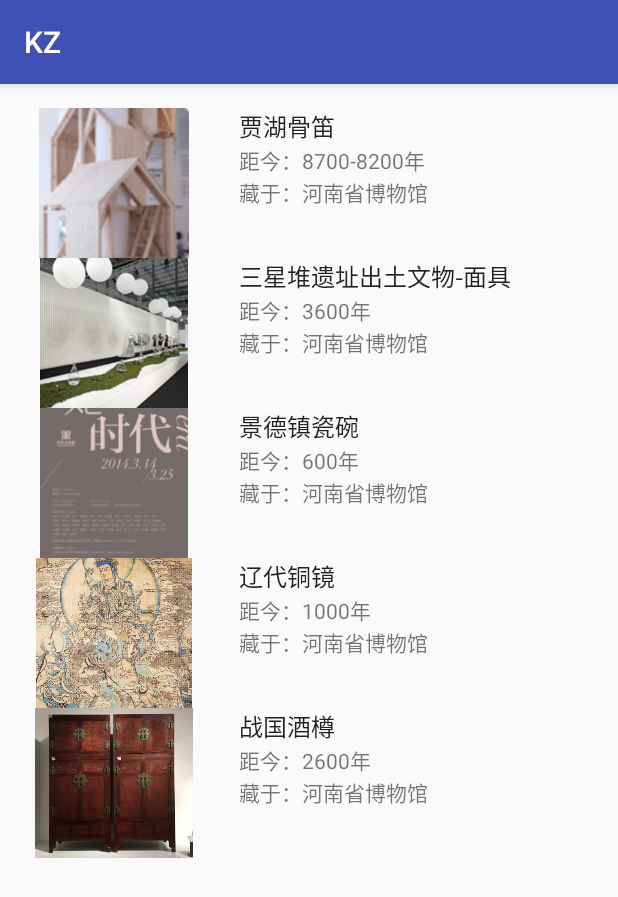
After one commit to a672399171/KZ, an Android app: the ReadNfcActivity screen opened directly, with no data from a screen before it, on a phone screen of 412 x 824 dp. The commit adds this screen. Shown: the top 897 px of the screen. Run offline under Robolectric (Android 15) with nearby library versions, the phone set to English and light mode, and no system bars.

Commit message:
finish nfc read page

```diff
--- a/app/src/main/AndroidManifest.xml
+++ b/app/src/main/AndroidManifest.xml
@@ -27,7 +27,8 @@
         <activity android:name=".NFCActivity" />
         <activity android:name=".DetailActivity" />
         <activity android:name=".OutTicketActivity" />
-        <activity android:name=".BuyTicketActivity"></activity>
+        <activity android:name=".BuyTicketActivity" />
+        <activity android:name=".ReadNfcActivity"></activity>
     </application>
 
 </manifest>
--- /dev/null
+++ b/app/src/main/java/cn/zzuzl/kz/ReadNfcActivity.java
@@ -0,0 +1,47 @@
+package cn.zzuzl.kz;
+
+import android.support.v7.app.AppCompatActivity;
+import android.os.Bundle;
+import android.support.v7.widget.LinearLayoutManager;
+import android.support.v7.widget.RecyclerView;
+import android.support.v7.widget.helper.ItemTouchHelper;
+
+import java.util.ArrayList;
+import java.util.List;
+
+import cn.zzuzl.kz.adapter.NfcListAdapter;
+import cn.zzuzl.kz.adapter.PicTxtAdapter;
+import cn.zzuzl.kz.vo.NfcItemVo;
+import cn.zzuzl.kz.vo.PicTxtVO;
+
+public class ReadNfcActivity extends AppCompatActivity {
+    private RecyclerView mRecyclerView;
+    private RecyclerView.Adapter mAdapter;
+    private RecyclerView.LayoutManager mLayoutManager;
+
+    @Override
+    protected void onCreate(Bundle savedInstanceState) {
+        super.onCreate(savedInstanceState);
+        setContentView(R.layout.activity_read_nfc);
+
+        initRecyclerView();
+    }
+
+    // 初始化列表
+    private void initRecyclerView() {
+        mRecyclerView = (RecyclerView) findViewById(R.id.recycleView);
+        mLayoutManager = new LinearLayoutManager(this, LinearLayoutManager.VERTICAL, false);
+        mRecyclerView.setLayoutManager(mLayoutManager);
+
+        List<NfcItemVo> dataSet = new ArrayList<NfcItemVo>();
+        dataSet.add(new NfcItemVo(R.drawable.ic_icon_0, "贾湖骨笛", "距今：8700-8200年", "藏于：河南省博物馆"));
+        dataSet.add(new NfcItemVo(R.drawable.ic_icon_1, "三星堆遗址出土文物-面具", "距今：3600年", "藏于：河南省博物馆"));
+        dataSet.add(new NfcItemVo(R.drawable.ic_icon_2, "景德镇瓷碗", "距今：600年", "藏于：河南省博物馆"));
+        dataSet.add(new NfcItemVo(R.drawable.ic_icon_3, "辽代铜镜", "距今：1000年", "藏于：河南省博物馆"));
+        dataSet.add(new NfcItemVo(R.drawable.ic_icon_4, "战国酒樽", "距今：2600年", "藏于：河南省博物馆"));
+        mAdapter = new NfcListAdapter(dataSet);
+        // 设置间隔
+        // mRecyclerView.addItemDecoration(new SpaceItemDecoration(100));
+        mRecyclerView.setAdapter(mAdapter);
+    }
+}
--- /dev/null
+++ b/app/src/main/java/cn/zzuzl/kz/adapter/NfcListAdapter.java
@@ -0,0 +1,59 @@
+package cn.zzuzl.kz.adapter;
+
+import android.support.v7.widget.RecyclerView;
+import android.view.LayoutInflater;
+import android.view.View;
+import android.view.ViewGroup;
+import android.widget.ImageView;
+import android.widget.TextView;
+import java.util.List;
+import cn.zzuzl.kz.R;
+import cn.zzuzl.kz.vo.NfcItemVo;
+
+/**
+ * Created by Administrator on 2016/10/21.
+ */
+public class NfcListAdapter extends RecyclerView.Adapter<NfcListAdapter.ViewHolder> {
+    private List<NfcItemVo> mDataset;
+
+    public static class ViewHolder extends RecyclerView.ViewHolder {
+        public TextView mTitleView;
+        public TextView mTitleView1;
+        public TextView mTitleView2;
+        public ImageView mImageView;
+
+        public ViewHolder(View v) {
+            super(v);
+            mTitleView = (TextView) v.findViewById(R.id.title);
+            mTitleView1 = (TextView) v.findViewById(R.id.title1);
+            mTitleView2 = (TextView) v.findViewById(R.id.title2);
+            mImageView = (ImageView) v.findViewById(R.id.image);
+        }
+    }
+
+    public NfcListAdapter(List<NfcItemVo> myDataset) {
+        mDataset = myDataset;
+    }
+
+    @Override
+    public NfcListAdapter.ViewHolder onCreateViewHolder(ViewGroup parent,
+                                                        int viewType) {
+        // create a new view
+        View v = LayoutInflater.from(parent.getContext())
+                .inflate(R.layout.read_nfc_list, parent, false);
+        return new ViewHolder(v);
+    }
+
+    @Override
+    public void onBindViewHolder(ViewHolder holder, int position) {
+        holder.mTitleView.setText(mDataset.get(position).getTitle());
+        holder.mTitleView1.setText(mDataset.get(position).getTitle1());
+        holder.mTitleView2.setText(mDataset.get(position).getTitle2());
+        holder.mImageView.setImageResource(mDataset.get(position).getSrc());
+    }
+
+    @Override
+    public int getItemCount() {
+        return mDataset.size();
+    }
+}
--- /dev/null
+++ b/app/src/main/java/cn/zzuzl/kz/vo/NfcItemVo.java
@@ -0,0 +1,50 @@
+package cn.zzuzl.kz.vo;
+
+/**
+ * Created by Administrator on 2016/10/21.
+ */
+public class NfcItemVo {
+    private Integer src;
+    private String title;
+    private String title1;
+    private String title2;
+
+    public NfcItemVo(Integer src, String title, String title1, String title2) {
+        this.src = src;
+        this.title = title;
+        this.title1 = title1;
+        this.title2 = title2;
+    }
+
+    public String getTitle() {
+        return title;
+    }
+
+    public void setTitle(String title) {
+        this.title = title;
+    }
+
+    public Integer getSrc() {
+        return src;
+    }
+
+    public void setSrc(Integer src) {
+        this.src = src;
+    }
+
+    public String getTitle1() {
+        return title1;
+    }
+
+    public void setTitle1(String title1) {
+        this.title1 = title1;
+    }
+
+    public String getTitle2() {
+        return title2;
+    }
+
+    public void setTitle2(String title2) {
+        this.title2 = title2;
+    }
+}
--- /dev/null
+++ b/app/src/main/res/layout/activity_read_nfc.xml
@@ -0,0 +1,17 @@
+<?xml version="1.0" encoding="utf-8"?>
+<RelativeLayout xmlns:android="http://schemas.android.com/apk/res/android"
+    xmlns:tools="http://schemas.android.com/tools"
+    android:layout_width="match_parent"
+    android:layout_height="match_parent"
+    android:paddingBottom="@dimen/activity_vertical_margin"
+    android:paddingLeft="@dimen/activity_horizontal_margin"
+    android:paddingRight="@dimen/activity_horizontal_margin"
+    android:paddingTop="@dimen/activity_vertical_margin"
+    tools:context="cn.zzuzl.kz.ReadNfcActivity">
+
+    <android.support.v7.widget.RecyclerView
+        android:id="@+id/recycleView"
+        android:layout_width="match_parent"
+        android:layout_height="wrap_content" />
+
+</RelativeLayout>
--- /dev/null
+++ b/app/src/main/res/layout/read_nfc_list.xml
@@ -0,0 +1,50 @@
+<?xml version="1.0" encoding="utf-8"?>
+<RelativeLayout xmlns:android="http://schemas.android.com/apk/res/android"
+    android:layout_width="match_parent"
+    android:layout_height="100dp"
+    android:orientation="vertical">
+
+    <ImageView
+        android:id="@+id/image"
+        android:layout_width="120dp"
+        android:layout_height="100dp" />
+
+    <RelativeLayout
+        android:layout_width="wrap_content"
+        android:layout_height="match_parent"
+        android:layout_alignParentTop="true"
+        android:layout_toRightOf="@+id/image"
+        android:layout_marginLeft="23dp"
+        android:layout_marginStart="23dp"
+        android:layout_alignParentRight="true"
+        android:layout_alignParentEnd="true">
+
+        <TextView
+            android:id="@+id/title"
+            android:text="title"
+            android:textAppearance="?android:attr/textAppearanceLarge"
+            android:layout_width="wrap_content"
+            android:layout_height="wrap_content"
+            android:textSize="16dp"
+            android:layout_alignParentTop="true"
+            android:layout_alignParentLeft="true"
+            android:layout_alignParentStart="true" />
+
+        <TextView
+            android:id="@+id/title1"
+            android:text="title1"
+            android:layout_width="wrap_content"
+            android:layout_height="wrap_content"
+            android:layout_below="@+id/title"
+            android:layout_alignLeft="@+id/title"
+            android:layout_alignStart="@+id/title" />
+        <TextView
+            android:id="@+id/title2"
+            android:text="title2"
+            android:layout_width="wrap_content"
+            android:layout_height="wrap_content"
+            android:layout_below="@+id/title1"
+            android:layout_alignLeft="@+id/title1"
+            android:layout_alignStart="@+id/title1" />
+    </RelativeLayout>
+</RelativeLayout>
```
Also changed, not shown: app/src/main/java/cn/zzuzl/kz/MainActivity.java (+37 -21 lines), app/src/main/res/layout/app_bar_main.xml (+0 -8 lines), app/src/main/res/layout/content_main.xml (+38 -7 lines).
